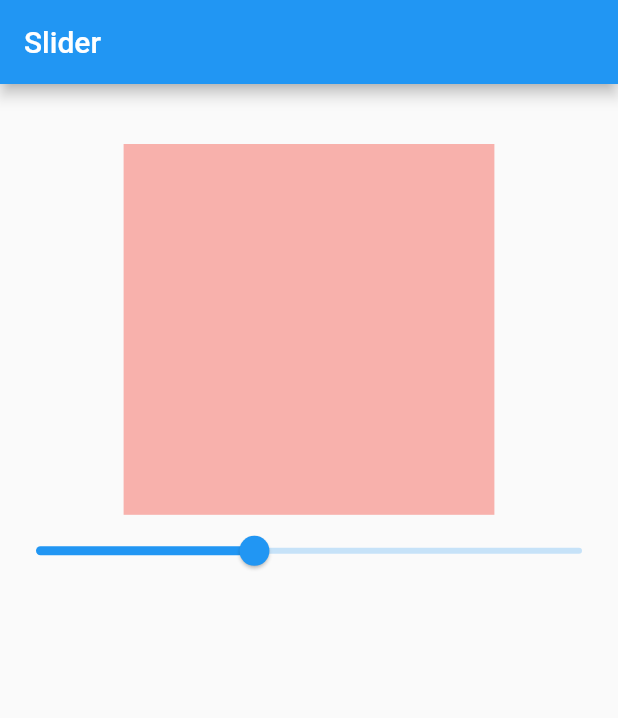
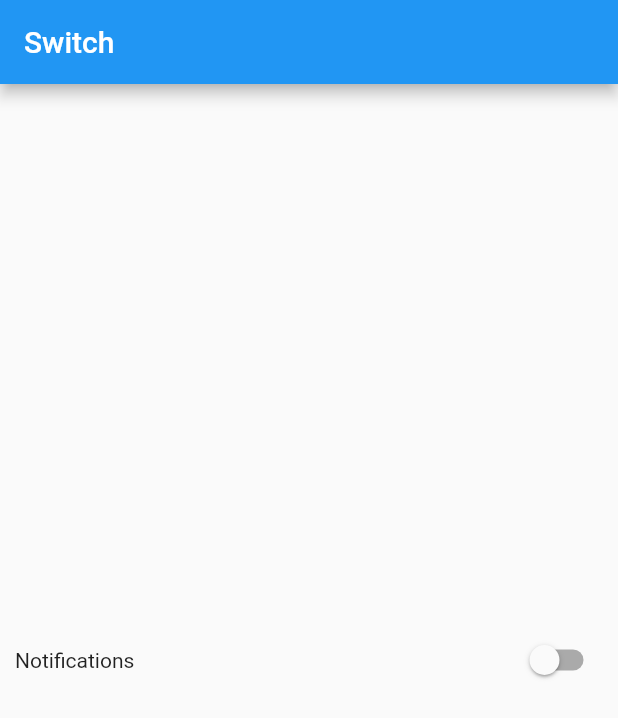
Before and after one commit to Yunus7722/Flutter_GetX_Utilities_and_more, a Flutter app: the screen it shows after launch, on a phone screen of 412 x 824 dp. Shown: the top 718 px of the screen. Run offline on Flutter 3.47's test engine with Material 2 defaults, Android fonts, the phone set to English and light mode, and no system bars; our stand-ins replace get.

Commit message:
Normal Switch

```diff
--- a/lib/main.dart
+++ b/lib/main.dart
@@ -1,5 +1,6 @@
 import 'package:flutter/material.dart';
 import 'package:flutter_getx_remaining_tutorials/model/local_languages.dart';
+import 'package:flutter_getx_remaining_tutorials/pages/switch_page.dart';
 import 'package:flutter_getx_remaining_tutorials/pages/language.dart';
 import 'package:flutter_getx_remaining_tutorials/pages/sliding_page.dart';
 import 'package:get/get.dart';
@@ -34,7 +35,8 @@ class MyApp extends StatelessWidget {
 
       //for Slider with color Opacity
 
-      home: SlidingPage(),
+      // home: SlidingPage(),
+      home: SwitchPage(),
     );
   }
 }
--- /dev/null
+++ b/lib/pages/switch_page.dart
@@ -0,0 +1,45 @@
+import 'package:flutter/material.dart';
+import 'package:flutter/rendering.dart';
+
+class SwitchPage extends StatefulWidget {
+  const SwitchPage({super.key});
+
+  @override
+  State<SwitchPage> createState() => _SwitchPageState();
+}
+
+class _SwitchPageState extends State<SwitchPage> {
+
+  bool notification = false;
+
+  @override
+  void initState() {
+    super.initState();
+
+  }
+
+  @override
+  Widget build(BuildContext context) {
+    print("build");
+    return Scaffold(
+      appBar: AppBar(title: Text("Switch"),),
+      body: Padding(
+        padding: const EdgeInsets.all(10.0),
+        child: Row(
+          children: [
+            Text("Notifications"),
+            Expanded(child: Container()),
+            Switch(value: notification, onChanged: (value){
+              notification = value;
+              print(notification);
+              setState(() {
+
+              });
+            })
+          ],
+        ),
+      ),
+
+    );
+  }
+}
```
